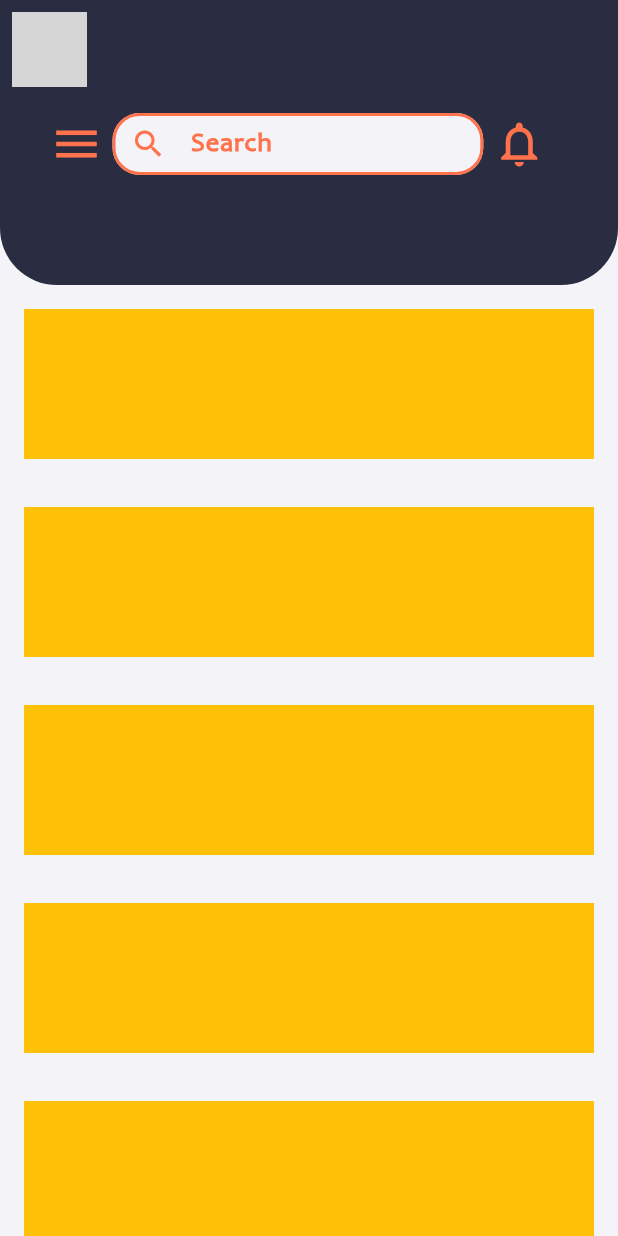
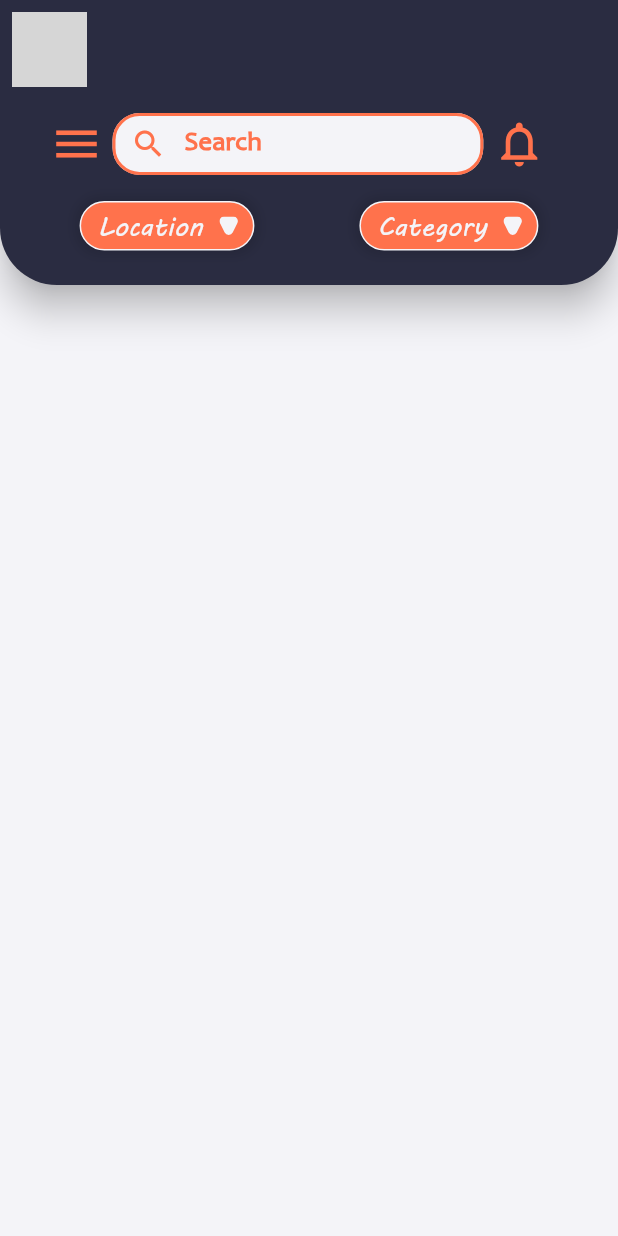
Before and after one commit to hasanShaaban/TeleFood, a Flutter app: the screen it shows after launch, on a phone screen of 412 x 824 dp. Run offline on Flutter 3.47's test engine with Material 3 defaults, Android fonts, the light colour scheme and no system bars; our stand-ins replace flutter_svg, go_router, video_player; grey boxes are pictures that could not be loaded.

Commit message:
main app bar done

```diff
--- a/lib/core/utils/constant.dart
+++ b/lib/core/utils/constant.dart
@@ -12,3 +12,7 @@ const kSearchTextStyle = TextStyle(
   fontSize: 18,
   fontWeight: FontWeight.bold
 );
+const kMvBoli18 = TextStyle(
+  fontFamily: 'MvBoli',
+  fontSize: 18,
+);
--- /dev/null
+++ b/lib/core/widgets/appBar/main_appbar.dart
@@ -0,0 +1,53 @@
+import 'package:flutter/material.dart';
+import 'package:telefood/core/utils/constant.dart';
+import 'package:telefood/core/widgets/appBar/widgets/custom_appbar_icon_button.dart';
+import 'package:telefood/core/widgets/appBar/widgets/custom_search_textfield.dart';
+import 'package:telefood/core/widgets/appBar/widgets/hideable_appbar_items.dart';
+
+class MainAppBar extends StatelessWidget {
+  const MainAppBar({
+    super.key,
+    required this.height,
+    required this.width,
+  });
+
+  final double height;
+  final double width;
+
+  @override
+  Widget build(BuildContext context) {
+    return SliverAppBar(
+        pinned: true,
+        expandedHeight: 190,
+        collapsedHeight: 95,
+        backgroundColor: kPrimeryColor,
+        elevation: 10,
+        forceElevated: true,
+        shadowColor: Colors.black,
+        shape: const RoundedRectangleBorder(
+            borderRadius: BorderRadius.only(
+                bottomLeft: Radius.circular(38),
+                bottomRight: Radius.circular(38))),
+        flexibleSpace: FlexibleSpaceBar(
+          background: const HideableAppBarItems(),
+          titlePadding: const EdgeInsets.only(
+              top: 27, left: 27, bottom: 25, right: 26),
+          expandedTitleScale: 1,
+          title: Align(
+            alignment: Alignment.center,
+            child: Row(
+              crossAxisAlignment: CrossAxisAlignment.center,
+              mainAxisAlignment: MainAxisAlignment.start,
+              children: [
+                const CustomAppBarIconButton(
+                  icon: Icons.menu,
+                ),
+                CustomSearchTextField(height: height, width: width),
+                const CustomAppBarIconButton(
+                    icon: Icons.notifications_none_outlined)
+              ],
+            ),
+          ),
+        ));
+  }
+}
--- /dev/null
+++ b/lib/core/widgets/appBar/widgets/custom_appbar_icon_button.dart
@@ -0,0 +1,21 @@
+import 'package:flutter/material.dart';
+import 'package:telefood/core/utils/constant.dart';
+
+class CustomAppBarIconButton extends StatelessWidget {
+  const CustomAppBarIconButton({
+    super.key,
+    required this.icon,
+  });
+  final IconData icon;
+  @override
+  Widget build(BuildContext context) {
+    return IconButton(
+        padding: EdgeInsets.zero,
+        onPressed: () {},
+        icon: Icon(
+          icon,
+          color: kSecondaryColor,
+          size: 36,
+        ));
+  }
+}
--- /dev/null
+++ b/lib/core/widgets/appBar/widgets/custom_dropdown_button.dart
@@ -0,0 +1,50 @@
+import 'package:flutter/material.dart';
+import 'package:flutter_svg/svg.dart';
+import 'package:telefood/core/utils/constant.dart';
+
+class CustomDropDownButton extends StatelessWidget {
+  const CustomDropDownButton({
+    super.key, required this.hint,
+  });
+  final String hint;
+  @override
+  Widget build(BuildContext context) {
+    return Container(
+      height: 33,
+      decoration: BoxDecoration(
+        boxShadow: const [
+          BoxShadow(
+            color: Colors.black12,
+            spreadRadius: 3,
+            blurRadius: 6
+          )
+        ],
+        color: kSecondaryColor,
+        borderRadius: BorderRadius.circular(17),
+        border: Border.all(color: kScaffoldColor, width: 1)
+      ),
+      child: DropdownButtonHideUnderline(
+        child: DropdownButton(
+          alignment: AlignmentDirectional.centerEnd,
+          iconSize: 45,
+          iconEnabledColor: kScaffoldColor,
+          icon: Padding(
+            padding: const EdgeInsets.only(right: 10),
+            child: SvgPicture.asset('assets/images/Path 21.svg',),
+          ),
+          hint: Padding(
+            padding: const EdgeInsets.symmetric(horizontal: 11),
+            child: Text(hint,style: kMvBoli18.copyWith(color: kScaffoldColor),),
+          ),
+          borderRadius: BorderRadius.circular(17),
+            items: locations.map((String items) {
+              return DropdownMenuItem(
+                  value: items, child: Text(items));
+            }).toList(),
+            onChanged: (String? location) {}),
+      ),
+    );
+  }
+}
+
+var locations = ['Damascus', 'Tartous', 'Dara', 'Hama'];
--- /dev/null
+++ b/lib/core/widgets/appBar/widgets/custom_search_textfield.dart
@@ -0,0 +1,45 @@
+import 'package:flutter/material.dart';
+import 'package:telefood/core/utils/constant.dart';
+
+class CustomSearchTextField extends StatelessWidget {
+  const CustomSearchTextField({
+    super.key,
+    required this.height,
+    required this.width,
+  });
+
+  final double height;
+  final double width;
+
+  @override
+  Widget build(BuildContext context) {
+    return SizedBox(
+      height: height * .05,
+      width: width * .6,
+      child: TextField(
+        style: kSearchTextStyle,
+        scrollPadding: EdgeInsets.zero,
+        textAlignVertical: TextAlignVertical.center,
+        decoration: InputDecoration(
+          prefixIcon: const Icon(
+            Icons.search,
+            color: kSecondaryColor,
+          ),
+          contentPadding: const EdgeInsets.only(right: 15),
+          filled: true,
+          fillColor: kScaffoldColor,
+          enabledBorder: buildOutLineInputBorder(),
+          focusedBorder: buildOutLineInputBorder(),
+          hintText: 'Search',
+          hintStyle: kSearchTextStyle.copyWith(color: kSecondaryColor),
+        ),
+      ),
+    );
+  }
+}
+
+OutlineInputBorder buildOutLineInputBorder() {
+  return OutlineInputBorder(
+      borderSide: const BorderSide(color: kSecondaryColor, width: 2),
+      borderRadius: BorderRadius.circular(18));
+}
--- /dev/null
+++ b/lib/core/widgets/appBar/widgets/hideable_appbar_items.dart
@@ -0,0 +1,36 @@
+import 'package:flutter/material.dart';
+import 'package:telefood/core/widgets/appBar/widgets/custom_dropdown_button.dart';
+
+class HideableAppBarItems extends StatelessWidget {
+  const HideableAppBarItems({
+    super.key,
+  });
+
+  @override
+  Widget build(BuildContext context) {
+    return const Column(
+      mainAxisAlignment: MainAxisAlignment.spaceBetween,
+      crossAxisAlignment: CrossAxisAlignment.start,
+      children: [
+        Padding(
+          padding: EdgeInsets.all(8.0),
+          child: Image(
+            image: AssetImage('assets/images/teleFood_log_min.png'),
+            width: 50,
+          ),
+        ),
+        Padding(
+          padding: EdgeInsets.only(left: 38, bottom: 23, right: 38),
+          child: Row(
+            mainAxisAlignment: MainAxisAlignment.center,
+            children: [
+              CustomDropDownButton(hint: 'Location'),
+              SizedBox(width: 70,),
+              CustomDropDownButton(hint: 'Category',)
+            ],
+          ),
+        )
+      ],
+    );
+  }
+}
--- a/lib/featuers/home/presentation/views/home_view.dart
+++ b/lib/featuers/home/presentation/views/home_view.dart
@@ -1,5 +1,7 @@
+
 import 'package:flutter/material.dart';
-import 'package:telefood/core/utils/constant.dart';
+import 'package:telefood/core/widgets/appBar/main_appbar.dart';
+
 
 class HomeView extends StatelessWidget {
   const HomeView({super.key});
@@ -22,167 +24,8 @@ class HomeViewBody extends StatelessWidget {
     var height = MediaQuery.of(context).size.height;
     return CustomScrollView(
       slivers: [
-        SliverAppBar(
-            pinned: true,
-            expandedHeight: 190,
-            collapsedHeight: 95,
-            backgroundColor: kPrimeryColor,
-            elevation: 500,
-            shadowColor: Colors.black,
-            shape: const RoundedRectangleBorder(
-                borderRadius: BorderRadius.only(
-                    bottomLeft: Radius.circular(38),
-                    bottomRight: Radius.circular(38))),
-            flexibleSpace: FlexibleSpaceBar(
-              background:const Column(
-                crossAxisAlignment: CrossAxisAlignment.start,
-                children: [Padding(
-                  padding: EdgeInsets.all(8.0),
-                  child: Image(image: AssetImage('assets/images/teleFood_log_min.png'), width: 50,),
-                )],
-              ),
-              titlePadding: const EdgeInsets.only(
-                  top: 27, left: 27, bottom: 25, right: 26),
-              expandedTitleScale: 1,
-              title: Align(
-                alignment: Alignment.center,
-                child: Row(
-                  crossAxisAlignment: CrossAxisAlignment.center,
-                  mainAxisAlignment: MainAxisAlignment.start,
-                  children: [
-                    const CustomAppBarIconButton(
-                      icon: Icons.menu,
-                    ),
-                    CustomSearchTextField(height: height, width: width),
-                    const CustomAppBarIconButton(
-                        icon: Icons.notifications_none_outlined)
-                  ],
-                ),
-              ),
-            )),
-        SliverToBoxAdapter(
-          child: Padding(
-            padding: const EdgeInsets.all(16.0),
-            child: Container(
-              width: 200,
-              height: 100,
-              color: Colors.amber,
-            ),
-          ),
-        ),
-        SliverToBoxAdapter(
-          child: Padding(
-            padding: const EdgeInsets.all(16.0),
-            child: Container(
-              width: 200,
-              height: 100,
-              color: Colors.amber,
-            ),
-          ),
-        ),
-        SliverToBoxAdapter(
-          child: Padding(
-            padding: const EdgeInsets.all(16.0),
-            child: Container(
-              width: 200,
-              height: 100,
-              color: Colors.amber,
-            ),
-          ),
-        ),
-        SliverToBoxAdapter(
-          child: Padding(
-            padding: const EdgeInsets.all(16.0),
-            child: Container(
-              width: 200,
-              height: 100,
-              color: Colors.amber,
-            ),
-          ),
-        ),
-        SliverToBoxAdapter(
-          child: Padding(
-            padding: const EdgeInsets.all(16.0),
-            child: Container(
-              width: 200,
-              height: 100,
-              color: Colors.amber,
-            ),
-          ),
-        ),
-        SliverToBoxAdapter(
-          child: Padding(
-            padding: const EdgeInsets.all(16.0),
-            child: Container(
-              width: 200,
-              height: 100,
-              color: Colors.amber,
-            ),
-          ),
-        )
+        MainAppBar(height: height, width: width),
       ],
     );
   }
 }
-
-class CustomAppBarIconButton extends StatelessWidget {
-  const CustomAppBarIconButton({
-    super.key,
-    required this.icon,
-  });
-  final IconData icon;
-  @override
-  Widget build(BuildContext context) {
-    return IconButton(
-        padding: EdgeInsets.zero,
-        onPressed: () {},
-        icon: Icon(
-          icon,
-          color: kSecondaryColor,
-          size: 36,
-        ));
-  }
-}
-
-class CustomSearchTextField extends StatelessWidget {
-  const CustomSearchTextField({
-    super.key,
-    required this.height,
-    required this.width,
-  });
-
-  final double height;
-  final double width;
-
-  @override
-  Widget build(BuildContext context) {
-    return SizedBox(
-      height: height * .05,
-      width: width * .6,
-      child: TextField(
-        style: kSearchTextStyle,
-        scrollPadding: EdgeInsets.zero,
-        textAlignVertical: TextAlignVertical.center,
-        decoration: InputDecoration(
-          prefixIcon: const Icon(
-            Icons.search,
-            color: kSecondaryColor,
-          ),
-          contentPadding: const EdgeInsets.only(right: 15),
-          filled: true,
-          fillColor: kScaffoldColor,
-          enabledBorder: buildOutLineInputBorder(),
-          focusedBorder: buildOutLineInputBorder(),
-          hintText: 'Search',
-          hintStyle: kSearchTextStyle.copyWith(color: kSecondaryColor),
-        ),
-      ),
-    );
-  }
-}
-
-OutlineInputBorder buildOutLineInputBorder() {
-  return OutlineInputBorder(
-      borderSide: const BorderSide(color: kSecondaryColor, width: 2),
-      borderRadius: BorderRadius.circular(18));
-}
--- a/lib/main.dart
+++ b/lib/main.dart
@@ -12,9 +12,10 @@ class MyApp extends StatelessWidget {
   @override
   Widget build(BuildContext context) {
     return MaterialApp.router(
+
       debugShowCheckedModeBanner: false,
       routerConfig: AppRouter.router,
-      theme: ThemeData(scaffoldBackgroundColor: kScaffoldColor),
+      theme: ThemeData(scaffoldBackgroundColor: kScaffoldColor, useMaterial3: false),
     );
   }
 }
--- a/pubspec.yaml
+++ b/pubspec.yaml
@@ -31,6 +31,7 @@ dependencies:
   cupertino_icons: ^1.0.8
   flutter:
     sdk: flutter
+  flutter_svg: ^2.0.16
   go_router: ^14.6.1
   video_player: ^2.9.2
 
```
Also changed, not shown: assets/images/Path 21.svg (added), pubspec.lock.
